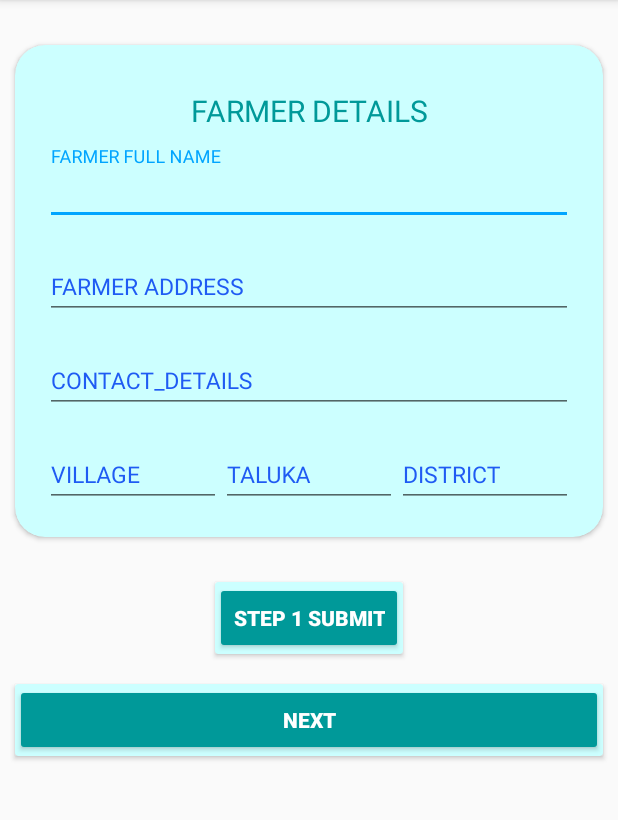
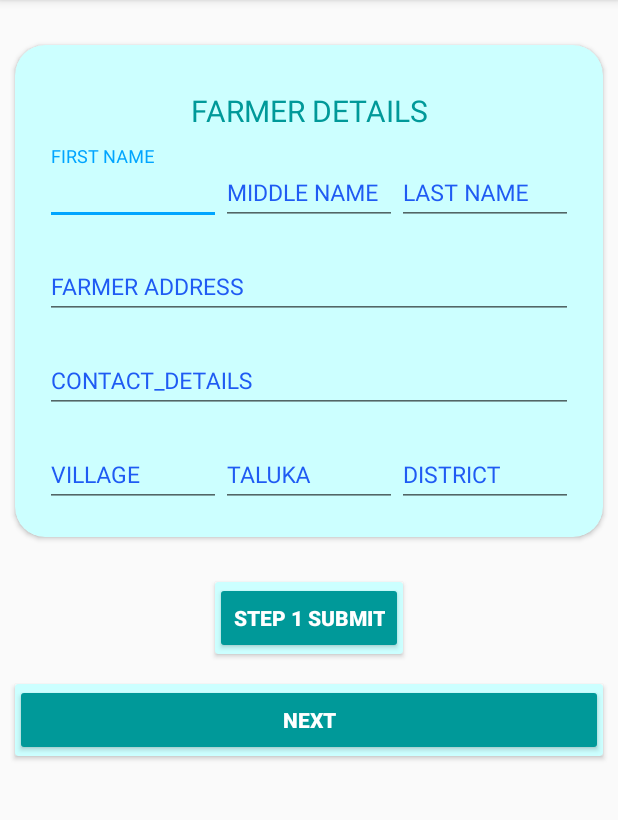
Before and after one commit to IshaPPotnis/ManishaAgroApp, an Android app: the CustomerVisitStartActivity screen opened directly, with no data from a screen before it, on a phone screen of 412 x 824 dp, the part 84-904 px from its top. Run offline under Robolectric (Android 15) with nearby library versions, the phone set to English and light mode, and no system bars.

Commit message:
updated
Signed-off-by: govind9003 <manegovind.5555@gmail.com>

```diff
--- a/ManishaAgro/app/src/main/AndroidManifest.xml
+++ b/ManishaAgro/app/src/main/AndroidManifest.xml
@@ -28,7 +28,8 @@
         android:supportsRtl="true"
         android:theme="@style/AppTheme.NoActionBar"
         android:usesCleartextTraffic="true">
-        <activity android:name=".ReadingDataToMgrActivity"></activity>
+        <activity android:name=".EmployeePendingDataToMgrActivity"></activity>
+        <activity android:name=".ReadingDataToMgrActivity" />
         <activity android:name=".CloseActivity" />
         <activity android:name=".OpeningActivity" />
         <activity android:name=".MeterActivity" />
--- a/ManishaAgro/app/src/main/java/com/example/manishaagro/PendingFragment.java
+++ b/ManishaAgro/app/src/main/java/com/example/manishaagro/PendingFragment.java
@@ -222,6 +222,7 @@ private void visitPenCount()
             String demoimgcount=response.body().getData2();
             String selfieimgcount=response.body().getData3();
             String followupcount=response.body().getData4();
+
             if(value.equals("1"))
             {
                 txtPenCnt.setText(visitcount + " Visit Pending ," + demoimgcount + " Demo Photo Pending ,"+ selfieimgcount + " Selfie With Cutomer Pending ,"+ followupcount + " Follow Up Pending.");
--- a/ManishaAgro/app/src/main/java/com/example/manishaagro/employee/DemoImageActivity.java
+++ b/ManishaAgro/app/src/main/java/com/example/manishaagro/employee/DemoImageActivity.java
@@ -60,7 +60,7 @@ public class DemoImageActivity extends AppCompatActivity implements View.OnClick
     ProgressBar  progressBar;
     ApiInterface apiInterface;
     Toolbar visitStartToolbar;
-    EditText editTextFarmerName;
+  //  EditText editTextFarmerName;
     AutoCompleteTextView autoDemoFarmername;
     ImageView autoDemoFamemerImg,photoDemoImg;
     Button visitEntrySubmit,photoDemoCamera;
@@ -91,7 +91,7 @@ public class DemoImageActivity extends AppCompatActivity implements View.OnClick
         autoDemoFarmername=findViewById(R.id.autoCompleteDemoFarmerName);
         autoDemoFamemerImg=findViewById(R.id.autoTextDemoFarmerNameImg);
         progressBar=findViewById(R.id.progress);
-        editTextFarmerName=findViewById(R.id.editTextFarmerName);
+     //   editTextFarmerName=findViewById(R.id.editTextFarmerName);
         photoDemoImg=findViewById(R.id.photoDemo);
         photoDemoCamera=findViewById(R.id.clickImage);
         visitEntrySubmit=findViewById(R.id.DemoImageSubmit);
--- a/ManishaAgro/app/src/main/java/com/example/manishaagro/employee/SelfieImageActivity.java
+++ b/ManishaAgro/app/src/main/java/com/example/manishaagro/employee/SelfieImageActivity.java
@@ -66,7 +66,7 @@ public class SelfieImageActivity extends AppCompatActivity implements View.OnCli
     ImageView selfieCustomerImage;
     ImageView autoSelfieFarmerImage;
     AutoCompleteTextView autoSelfieFarmerName;
-    EditText editTextFarmerName;
+  //  EditText editTextFarmerName;
     private Bitmap bitmap;
     public ArrayList<TripModel> farmerNameData = new ArrayList<TripModel>();
     public ArrayList<String> farmerNameList = new ArrayList<String>();
@@ -89,7 +89,7 @@ public class SelfieImageActivity extends AppCompatActivity implements View.OnCli
         Intent intent = getIntent();
         employeeID = intent.getStringExtra("visitedEmployeeSelfie");
         progressBar = findViewById(R.id.progress);
-        editTextFarmerName = findViewById(R.id.editTextFarmerName);
+      //  editTextFarmerName = findViewById(R.id.editTextFarmerName);
         visitEntrySubmit = findViewById(R.id.UploadSelfieSubmit);
         selfieCustomerCamera = findViewById(R.id.clickSelfie);
         selfieCustomerImage = findViewById(R.id.SelfieCust);
--- a/ManishaAgro/app/src/main/res/layout/activity_custome_visit_start.xml
+++ b/ManishaAgro/app/src/main/res/layout/activity_custome_visit_start.xml
@@ -65,7 +65,7 @@
                     android:gravity="center"
                     android:text="FARMER DETAILS"/>
             </RelativeLayout>
-            <RelativeLayout
+      <!--      <RelativeLayout
                 android:layout_width="match_parent"
                 android:layout_height="wrap_content"
                 android:id="@+id/nameRel"
@@ -89,6 +89,77 @@
 
                 </com.google.android.material.textfield.TextInputLayout>
 
+
+            </RelativeLayout> -->
+            <RelativeLayout
+                android:layout_width="match_parent"
+                android:layout_height="wrap_content"
+                android:id="@+id/nameRel"
+                android:layout_below="@+id/texttitleRel">
+                <LinearLayout
+                    android:layout_width="match_parent"
+                    android:layout_height="wrap_content"
+                    android:orientation="horizontal"
+                    android:weightSum="3">
+
+                    <com.google.android.material.textfield.TextInputLayout
+                        android:layout_marginTop="10dp"
+                        android:layout_width="match_parent"
+                        android:layout_height="wrap_content"
+                        android:layout_weight="1"
+                        android:id="@+id/textFirst">
+
+                        <EditText
+                            android:id="@+id/editTextFirstName"
+                            android:layout_width="match_parent"
+                            android:layout_height="wrap_content"
+                            android:hint="FIRST NAME"
+                            android:textColor="#009999"
+                            android:textSize="15sp"
+                            android:inputType="text"
+                            android:maxLines="1" />
+
+                    </com.google.android.material.textfield.TextInputLayout>
+                    <com.google.android.material.textfield.TextInputLayout
+                        android:layout_marginTop="10dp"
+                        android:layout_width="match_parent"
+                        android:layout_height="wrap_content"
+                        android:layout_weight="1"
+                        android:id="@+id/textMiddle">
+
+                        <EditText
+                            android:id="@+id/editTextMiddleName"
+                            android:layout_width="match_parent"
+                            android:layout_height="wrap_content"
+                            android:hint="MIDDLE NAME"
+                            android:inputType="text"
+                            android:textColor="#009999"
+                            android:textSize="15sp"
+                            android:maxLines="1" />
+
+                    </com.google.android.material.textfield.TextInputLayout>
+                    <com.google.android.material.textfield.TextInputLayout
+                        android:layout_marginTop="10dp"
+                        android:layout_width="match_parent"
+                        android:layout_height="wrap_content"
+                        android:layout_weight="1"
+                        android:id="@+id/textLast"
+                        >
+
+                        <EditText
+                            android:id="@+id/editTextLastName"
+                            android:layout_width="match_parent"
+                            android:layout_height="wrap_content"
+                            android:hint="LAST NAME"
+                            android:textSize="15sp"
+                            android:textColor="#009999"
+                            android:inputType="text"
+                            android:maxLines="1" />
+
+                    </com.google.android.material.textfield.TextInputLayout>
+
+
+                </LinearLayout>
 
             </RelativeLayout>
             <RelativeLayout
```
Also changed, not shown: ManishaAgro/app/src/main/java/com/example/manishaagro/EmployeePendingDataToMgrActivity.java (added, +341 -0 lines), ManishaAgro/app/src/main/java/com/example/manishaagro/employee/CustomerVisitStartActivity.java (+27 -7 lines), ManishaAgro/app/src/main/java/com/example/manishaagro/manager/EmployeeFragment.java (+26 -17 lines), ManishaAgro/app/src/main/res/layout/activity_employee_pending_data_to_mgr.xml (added, +186 -0 lines).
